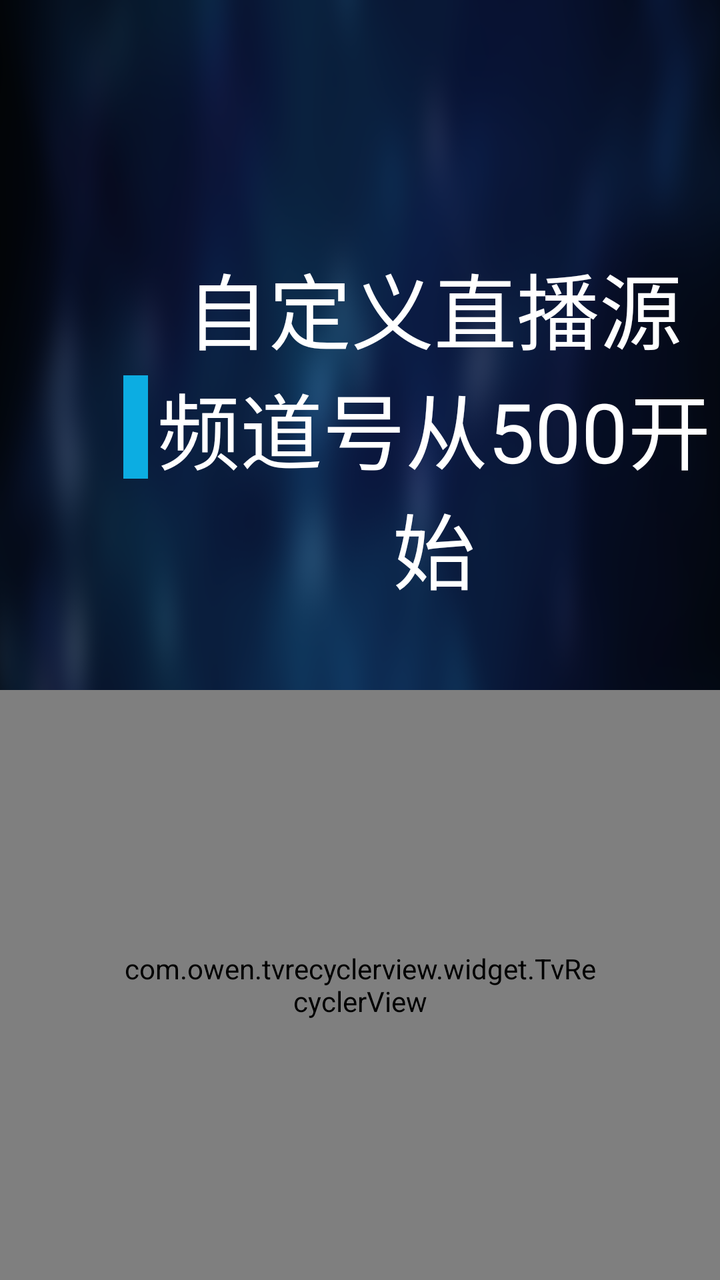
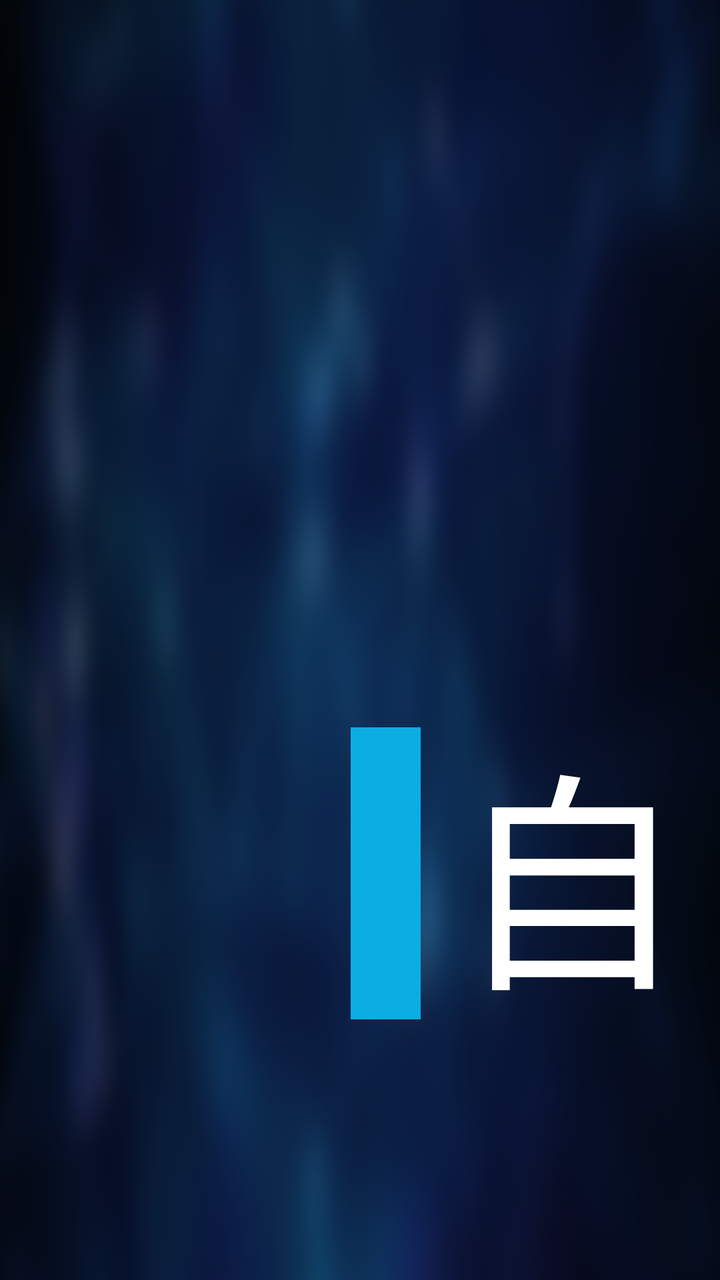

An Android layout rendered at two revisions. The XML below is the earlier revision; the diff shows what the commit changed to produce the second picture.
<!-- AndroidManifest.xml: application theme AppTheme.NoActionBar -->
<!-- res/layout/fragment_live_grid.xml -->
<?xml version="1.0" encoding="utf-8"?>
<LinearLayout xmlns:android="http://schemas.android.com/apk/res/android"
    xmlns:app="http://schemas.android.com/apk/res-auto"
    android:layout_width="match_parent"
    android:layout_height="match_parent"
    android:orientation="vertical">

    <TextView
        android:layout_width="wrap_content"
        android:layout_height="wrap_content"
        android:drawableLeft="@drawable/search_line"
        android:gravity="center"
        android:paddingLeft="30pt"
        android:paddingTop="60pt"
        android:paddingBottom="20pt"
        android:text="自定义直播源频道号从500开始"
        android:textColor="@android:color/white"
        android:textSize="20pt" />

    <com.owen.tvrecyclerview.widget.TvRecyclerView
        android:id="@+id/mGridView"
        android:layout_width="match_parent"
        android:layout_height="match_parent"
        android:clipChildren="false"
        android:clipToPadding="false"
        android:paddingLeft="30pt"
        android:paddingRight="30pt"
        app:tv_horizontalSpacingWithMargins="10pt"
        app:tv_selectedItemIsCentered="true"
        app:tv_verticalSpacingWithMargins="10pt" />
</LinearLayout>
<!-- resources referenced by this layout -->
<resources>
  <!-- drawable search_line (drawable) -->
  <?xml version="1.0" encoding="utf-8"?>
  <shape xmlns:android="http://schemas.android.com/apk/res/android">
      <solid android:color="#0cade2" />
      <size android:width="6pt"
          android:height="25pt"/>
  </shape>
  <style name="AppTheme.NoActionBar">
          <item name="android:windowActionBar">false</item>
          <item name="android:windowNoTitle">true</item>
          <item name="windowActionBar">false</item>
          <item name="android:windowFullscreen">true</item>//全屏即无通知栏
          <item name="android:windowContentOverlay">@null</item>//是否有遮盖
          <item name="windowNoTitle">true</item>
          <item name="android:keepScreenOn">true</item>
          
          <item name="android:windowBackground">@drawable/vod_thumb</item>
      </style>
  <!-- drawable vod_thumb: png bitmap (drawable-xhdpi, 198620 bytes) -->
</resources>

<!-- the commit's change to res/layout/fragment_live_grid.xml (unified diff, before → after) -->
@@ -10,12 +10,12 @@
         android:layout_height="wrap_content"
         android:drawableLeft="@drawable/search_line"
         android:gravity="center"
-        android:paddingLeft="30pt"
-        android:paddingTop="60pt"
-        android:paddingBottom="20pt"
+        android:paddingLeft="30mm"
+        android:paddingTop="60mm"
+        android:paddingBottom="20mm"
         android:text="自定义直播源频道号从500开始"
         android:textColor="@android:color/white"
-        android:textSize="20pt" />
+        android:textSize="20mm" />
 
     <com.owen.tvrecyclerview.widget.TvRecyclerView
         android:id="@+id/mGridView"
@@ -23,9 +23,9 @@
         android:layout_height="match_parent"
         android:clipChildren="false"
         android:clipToPadding="false"
-        android:paddingLeft="30pt"
-        android:paddingRight="30pt"
-        app:tv_horizontalSpacingWithMargins="10pt"
+        android:paddingLeft="30mm"
+        android:paddingRight="30mm"
+        app:tv_horizontalSpacingWithMargins="10mm"
         app:tv_selectedItemIsCentered="true"
-        app:tv_verticalSpacingWithMargins="10pt" />
+        app:tv_verticalSpacingWithMargins="10mm" />
 </LinearLayout>
<!-- resource entries referenced after the edit -->
@@ -4,8 +4,8 @@
   <?xml version="1.0" encoding="utf-8"?>
   <shape xmlns:android="http://schemas.android.com/apk/res/android">
       <solid android:color="#0cade2" />
-      <size android:width="6pt"
-          android:height="25pt"/>
+      <size android:width="6mm"
+          android:height="25mm"/>
   </shape>
   <style name="AppTheme.NoActionBar">
           <item name="android:windowActionBar">false</item>
